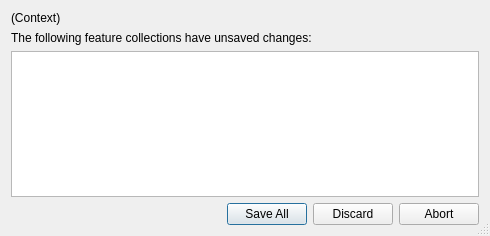
Old version of the form src/qt-widgets/UnsavedChangesWarningDialogUi.ui in the repository GPlates/GPlates.
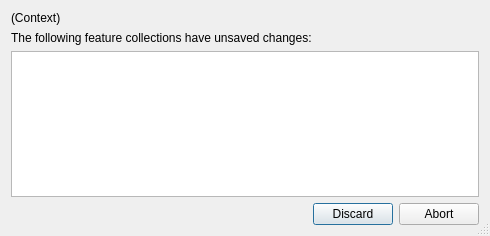
New version of the form. Icons and pictures are not drawn.

What changed in the file:
```diff
--- a/src/qt-widgets/UnsavedChangesWarningDialogUi.ui
+++ b/src/qt-widgets/UnsavedChangesWarningDialogUi.ui
@@ -75,7 +75,7 @@
       <enum>Qt::Horizontal</enum>
      </property>
      <property name="standardButtons">
-      <set>QDialogButtonBox::Abort|QDialogButtonBox::Discard|QDialogButtonBox::SaveAll</set>
+      <set>QDialogButtonBox::Abort|QDialogButtonBox::Discard</set>
      </property>
     </widget>
    </item>
```
